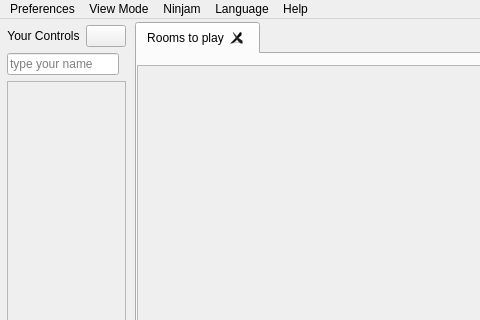
The window that src/Common/gui/MainWindow.ui (elieserdejesus/JamTaba) describes before a commit, drawn with Qt 5; both pictures show x 0 to 480 and y 0 to 320 of the 1160 by 443 pixel window.
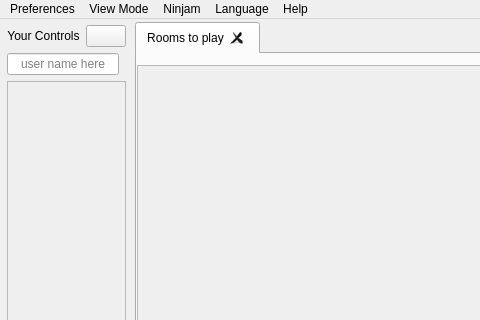
The same window after the commit. Icons and pictures are not drawn. Custom widgets are drawn as their Qt base class.

Diff of the .ui file:
```diff
--- a/src/Common/gui/MainWindow.ui
+++ b/src/Common/gui/MainWindow.ui
@@ -404,8 +404,11 @@
             <property name="text">
              <string notr="true"/>
             </property>
+            <property name="alignment">
+             <set>Qt::AlignCenter</set>
+            </property>
             <property name="placeholderText">
-             <string>type your name</string>
+             <string>user name here</string>
             </property>
            </widget>
           </item>
```
